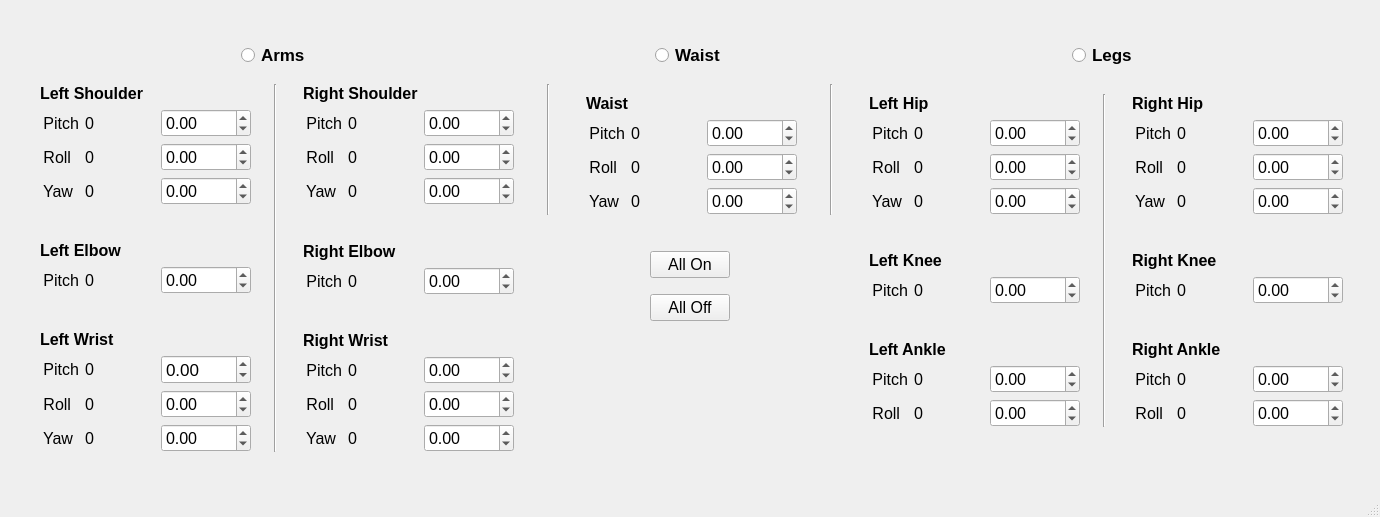
Above: G1ControlPanel.ui from lagessiehcs/Unitree-G1-Control-Panel before the change. Below: the same form after it.
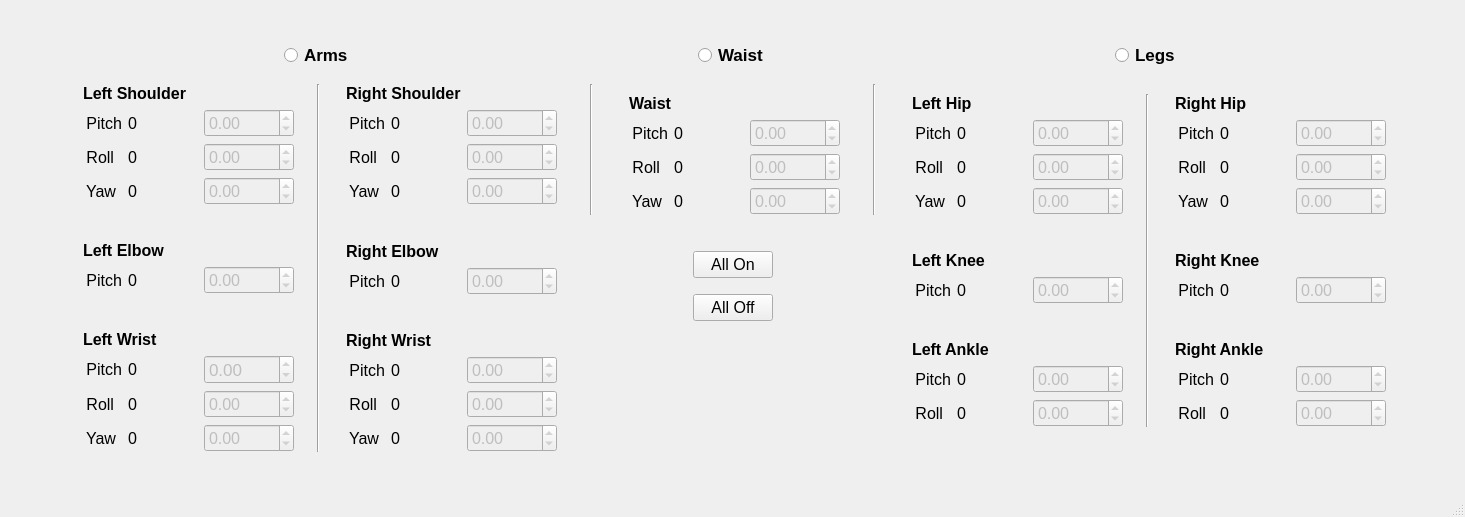
That is the form after the change.

Commit message: modify initial enabled-state

Diff of the .ui file:
```diff
--- a/G1ControlPanel.ui
+++ b/G1ControlPanel.ui
@@ -6,7 +6,7 @@
    <rect>
     <x>0</x>
     <y>0</y>
-    <width>1266</width>
+    <width>1465</width>
     <height>517</height>
    </rect>
   </property>
@@ -210,6 +210,9 @@
                   </item>
                   <item>
                    <widget class="QDoubleSpinBox" name="doubleSpinBoxLeftShoulderPitch">
+                    <property name="enabled">
+                     <bool>false</bool>
+                    </property>
                     <property name="minimumSize">
                      <size>
                       <width>90</width>
@@ -295,6 +298,9 @@
                   </item>
                   <item>
                    <widget class="QDoubleSpinBox" name="doubleSpinBoxLeftShoulderRoll">
+                    <property name="enabled">
+                     <bool>false</bool>
+                    </property>
                     <property name="minimumSize">
                      <size>
                       <width>90</width>
@@ -374,6 +380,9 @@
                   </item>
                   <item>
                    <widget class="QDoubleSpinBox" name="doubleSpinBoxLeftShoulderYaw">
+                    <property name="enabled">
+                     <bool>false</bool>
+                    </property>
                     <property name="minimumSize">
                      <size>
                       <width>90</width>
@@ -490,6 +499,9 @@
                   </item>
                   <item>
                    <widget class="QDoubleSpinBox" name="doubleSpinBoxLeftElbowPitch">
+                    <property name="enabled">
+                     <bool>false</bool>
+                    </property>
                     <property name="minimumSize">
                      <size>
                       <width>90</width>
@@ -638,6 +650,9 @@
                   </item>
                   <item>
                    <widget class="QDoubleSpinBox" name="doubleSpinBoxLeftWristPitch">
+                    <property name="enabled">
+                     <bool>false</bool>
+                    </property>
                     <property name="minimumSize">
                      <size>
                       <width>90</width>
@@ -701,6 +716,9 @@
                   </item>
                   <item>
                    <widget class="QDoubleSpinBox" name="doubleSpinBoxLeftWristRoll">
+                    <property name="enabled">
+                     <bool>false</bool>
+                    </property>
                     <property name="minimumSize">
                      <size>
                       <width>90</width>
@@ -764,6 +782,9 @@
                   </item>
                   <item>
                    <widget class="QDoubleSpinBox" name="doubleSpinBoxLeftWristYaw">
+                    <property name="enabled">
+                     <bool>false</bool>
+                    </property>
                     <property name="minimumSize">
                      <size>
                       <width>90</width>
@@ -926,6 +947,9 @@
                   </item>
                   <item>
                    <widget class="QDoubleSpinBox" name="doubleSpinBoxRightShoulderPitch">
+                    <property name="enabled">
+                     <bool>false</bool>
+                    </property>
                     <property name="minimumSize">
                      <size>
                       <width>90</width>
@@ -989,6 +1013,9 @@
                   </item>
                   <item>
                    <widget class="QDoubleSpinBox" name="doubleSpinBoxRightShoulderRoll">
+                    <property name="enabled">
+                     <bool>false</bool>
+                    </property>
                     <property name="minimumSize">
                      <size>
                       <width>90</width>
@@ -1052,6 +1079,9 @@
                   </item>
                   <item>
                    <widget class="QDoubleSpinBox" name="doubleSpinBoxRightShoulderYaw">
+                    <property name="enabled">
+                     <bool>false</bool>
+                    </property>
                     <property name="minimumSize">
                      <size>
                       <width>90</width>
@@ -1168,6 +1198,9 @@
                   </item>
                   <item>
                    <widget class="QDoubleSpinBox" name="doubleSpinBoxRightElbowPitch">
+                    <property name="enabled">
+                     <bool>false</bool>
+                    </property>
                     <property name="minimumSize">
                      <size>
                       <width>90</width>
@@ -1313,6 +1346,9 @@
                   </item>
                   <item>
                    <widget class="QDoubleSpinBox" name="doubleSpinBoxRightWristPitch">
+                    <property name="enabled">
+                     <bool>false</bool>
+                    </property>
                     <property name="minimumSize">
                      <size>
                       <width>90</width>
@@ -1376,6 +1412,9 @@
                   </item>
                   <item>
                    <widget class="QDoubleSpinBox" name="doubleSpinBoxRightWristRoll">
+                    <property name="enabled">
+                     <bool>false</bool>
+                    </property>
                     <property name="minimumSize">
                      <size>
                       <width>90</width>
@@ -1439,6 +1478,9 @@
                   </item>
                   <item>
                    <widget class="QDoubleSpinBox" name="doubleSpinBoxRightWristYaw">
+                    <property name="enabled">
+                     <bool>false</bool>
+                    </property>
                     <property name="minimumSize">
                      <size>
                       <width>90</width>
@@ -1636,6 +1678,9 @@
                 </item>
                 <item>
                  <widget class="QDoubleSpinBox" name="doubleSpinBoxWaistPitch">
+                  <property name="enabled">
+                   <bool>false</bool>
+                  </property>
                   <property name="minimumSize">
                    <size>
                     <width>90</width>
@@ -1721,6 +1766,9 @@
                 </item>
                 <item>
                  <widget class="QDoubleSpinBox" name="doubleSpinBoxWaistRoll">
+                  <property name="enabled">
+                   <bool>false</bool>
+                  </property>
                   <property name="minimumSize">
                    <size>
                     <width>90</width>
@@ -1800,6 +1848,9 @@
                 </item>
                 <item>
                  <widget class="QDoubleSpinBox" name="doubleSpinBoxWaistYaw">
+                  <property name="enabled">
+                   <bool>false</bool>
+                  </property>
                   <property name="minimumSize">
                    <size>
                     <width>90</width>
@@ -2096,6 +2147,9 @@
                   </item>
                   <item>
                    <widget class="QDoubleSpinBox" name="doubleSpinBoxLeftHipPitch">
+                    <property name="enabled">
+                     <bool>false</bool>
+                    </property>
                     <property name="minimumSize">
                      <size>
                       <width>90</width>
@@ -2121,10 +2175,10 @@
                      <bool>false</bool>
                     </property>
                     <property name="minimum">
-                     <double>-999.990000000000009</double>
+                     <double>-145.000000000000000</double>
                     </property>
                     <property name="maximum">
-                     <double>999.990000000000009</double>
+                     <double>165.000000000000000</double>
                     </property>
                    </widget>
                   </item>
@@ -2175,6 +2229,9 @@
                   </item>
                   <item>
                    <widget class="QDoubleSpinBox" name="doubleSpinBoxLeftHipRoll">
+                    <property name="enabled">
+                     <bool>false</bool>
+                    </property>
                     <property name="minimumSize">
                      <size>
                       <width>90</width>
@@ -2200,10 +2257,10 @@
                      <bool>false</bool>
                     </property>
                     <property name="minimum">
-                     <double>-999.990000000000009</double>
+                     <double>-30.000000000000000</double>
                     </property>
                     <property name="maximum">
-                     <double>999.990000000000009</double>
+                     <double>170.000000000000000</double>
                     </property>
                    </widget>
                   </item>
@@ -2254,6 +2311,9 @@
                   </item>
                   <item>
                    <widget class="QDoubleSpinBox" name="doubleSpinBoxLeftHipYaw">
+                    <property name="enabled">
+                     <bool>false</bool>
+                    </property>
                     <property name="minimumSize">
                      <size>
                       <width>90</width>
@@ -2279,10 +2339,10 @@
                      <bool>false</bool>
                     </property>
                     <property name="minimum">
-                     <double>-999.990000000000009</double>
+                     <double>-158.000000000000000</double>
                     </property>
                     <property name="maximum">
-                     <double>999.990000000000009</double>
+                     <double>158.000000000000000</double>
                     </property>
                    </widget>
                   </item>
@@ -2370,6 +2430,9 @@
                   </item>
                   <item>
                    <widget class="QDoubleSpinBox" name="doubleSpinBoxLeftKneePitch">
+                    <property name="enabled">
+                     <bool>false</bool>
+                    </property>
                     <property name="minimumSize">
                      <size>
                       <width>90</width>
@@ -2395,10 +2458,10 @@
                      <bool>false</bool>
                     </property>
                     <property name="minimum">
-                     <double>-999.990000000000009</double>
+                     <double>-5.000000000000000</double>
                     </property>
                     <property name="maximum">
-                     <double>999.990000000000009</double>
+                     <double>165.000000000000000</double>
                     </property>
                    </widget>
                   </item>
@@ -2483,6 +2546,9 @@
                   </item>
                   <item>
                    <widget class="QDoubleSpinBox" name="doubleSpinBoxLeftAnklePitch">
+                    <property name="enabled">
+                     <bool>false</bool>
+                    </property>
                     <property name="minimumSize">
                      <size>
                       <width>90</width>
@@ -2508,10 +2574,10 @@
                      <bool>false</bool>
                     </property>
                     <property name="minimum">
-                     <double>-999.990000000000009</double>
+                     <double>-50.000000000000000</double>
                     </property>
                     <property name="maximum">
-                     <double>999.990000000000009</double>
+                     <double>30.000000000000000</double>
                     </property>
                    </widget>
                   </item>
@@ -2562,6 +2628,9 @@
                   </item>
                   <item>
                    <widget class="QDoubleSpinBox" name="doubleSpinBoxLeftAnkleRoll">
+                    <property name="enabled">
+                     <bool>false</bool>
+                    </property>
                     <property name="minimumSize">
                      <size>
                       <width>90</width>
@@ -2587,10 +2656,10 @@
                      <bool>false</bool>
                     </property>
                     <property name="minimum">
-                     <double>-999.990000000000009</double>
+                     <double>-15.000000000000000</double>
                     </property>
                     <property name="maximum">
-                     <double>999.990000000000009</double>
+                     <double>15.000000000000000</double>
                     </property>
                    </widget>
                   </item>
@@ -2724,6 +2793,9 @@
                   </item>
                   <item>
                    <widget class="QDoubleSpinBox" name="doubleSpinBoxRightHipPitch">
+                    <property name="enabled">
+                     <bool>false</bool>
+                    </property>
                     <property name="minimumSize">
                      <size>
                       <width>90</width>
@@ -2749,10 +2821,10 @@
                      <bool>false</bool>
                     </property>
                     <property name="minimum">
-                     <double>-999.990000000000009</double>
+                     <double>-145.000000000000000</double>
                     </property>
                     <property name="maximum">
-                     <double>999.990000000000009</double>
+                     <double>165.000000000000000</double>
                     </property>
                    </widget>
                   </item>
@@ -2787,6 +2859,9 @@
                   </item>
                   <item>
                    <widget class="QDoubleSpinBox" name="doubleSpinBoxRightHipRoll">
+                    <property name="enabled">
+                     <bool>false</bool>
+                    </property>
                     <property name="minimumSize">
                      <size>
                       <width>90</width>
@@ -2812,10 +2887,10 @@
                      <bool>false</bool>
                     </property>
                     <property name="minimum">
-                     <double>-999.990000000000009</double>
+                     <double>-170.000000000000000</double>
                     </property>
                     <property name="maximum">
-                     <double>999.990000000000009</double>
+                     <double>30.000000000000000</double>
                     </property>
                    </widget>
                   </item>
@@ -2850,6 +2925,9 @@
                   </item>
                   <item>
                    <widget class="QDoubleSpinBox" name="doubleSpinBoxRightHipYaw">
+                    <property name="enabled">
+                     <bool>false</bool>
+                    </property>
                     <property name="minimumSize">
                      <size>
                       <width>90</width>
@@ -2875,10 +2953,10 @@
                      <bool>false</bool>
                     </property>
                     <property name="minimum">
-                     <double>-999.990000000000009</double>
+                     <double>-158.000000000000000</double>
                     </property>
                     <property name="maximum">
-                     <double>999.990000000000009</double>
+                     <double>158.000000000000000</double>
                     </property>
                    </widget>
                   </item>
@@ -2966,6 +3044,9 @@
                   </item>
                   <item>
                    <widget class="QDoubleSpinBox" name="doubleSpinBoxRightKneePitch">
+                    <property name="enabled">
+                     <bool>false</bool>
+                    </property>
                     <property name="minimumSize">
                      <size>
                       <width>90</width>
@@ -2991,10 +3072,10 @@
                      <bool>false</bool>
                     </property>
                     <property name="minimum">
-                     <double>-999.990000000000009</double>
+                     <double>-5.000000000000000</double>
                     </property>
                     <property name="maximum">
-                     <double>999.990000000000009</double>
+                     <double>165.000000000000000</double>
                     </property>
                    </widget>
                   </item>
@@ -3079,6 +3160,9 @@
                   </item>
                   <item>
                    <widget class="QDoubleSpinBox" name="doubleSpinBoxRightAnklePitch">
+                    <property name="enabled">
+                     <bool>false</bool>
+                    </property>
                     <property name="minimumSize">
                      <size>
                       <width>90</width>
@@ -3104,10 +3188,10 @@
                      <bool>false</bool>
                     </property>
                     <property name="minimum">
-                     <double>-999.990000000000009</double>
+                     <double>-50.000000000000000</double>
                     </property>
                     <property name="maximum">
-                     <double>999.990000000000009</double>
+                     <double>30.000000000000000</double>
                     </property>
                    </widget>
                   </item>
@@ -3158,6 +3242,9 @@
                   </item>
                   <item>
                    <widget class="QDoubleSpinBox" name="doubleSpinBoxRightAnkleRoll">
+                    <property name="enabled">
+                     <bool>false</bool>
+                    </property>
                     <property name="minimumSize">
                      <size>
                       <width>90</width>
@@ -3183,10 +3270,10 @@
                      <bool>false</bool>
                     </property>
                     <property name="minimum">
-                     <double>-999.990000000000009</double>
+                     <double>-15.000000000000000</double>
                     </property>
                     <property name="maximum">
-                     <double>999.990000000000009</double>
+                     <double>15.000000000000000</double>
                     </property>
                    </widget>
                   </item>
```
The commit also changes 1 other file.
